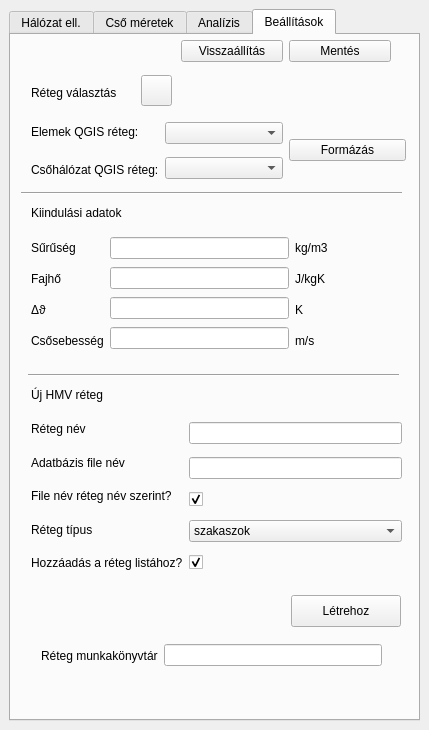
First picture: the form in hmv/hmv_widget.ui, repository cruizer/HMV-meretezes, before the edit.
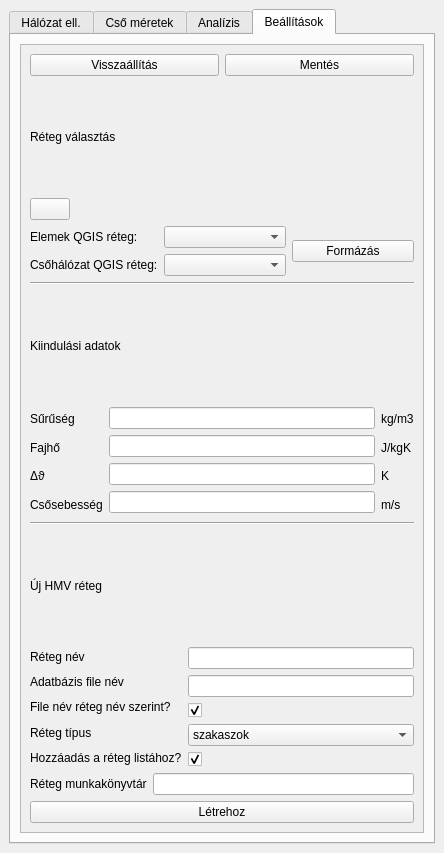
Second picture: the form after the edit. Icons and pictures are not drawn.

Commit message: Made layout more flexible for smaller screens; fixes #13

Diff of the .ui file:
```diff
--- a/hmv/hmv_widget.ui
+++ b/hmv/hmv_widget.ui
@@ -6,17 +6,35 @@
    <rect>
     <x>0</x>
     <y>0</y>
-    <width>429</width>
-    <height>730</height>
+    <width>444</width>
+    <height>853</height>
    </rect>
   </property>
+  <property name="sizePolicy">
+   <sizepolicy hsizetype="Ignored" vsizetype="Ignored">
+    <horstretch>0</horstretch>
+    <verstretch>0</verstretch>
+   </sizepolicy>
+  </property>
   <property name="windowTitle">
    <string>HMV Meretezes</string>
   </property>
   <widget class="QWidget" name="dockWidgetContents">
+   <property name="sizePolicy">
+    <sizepolicy hsizetype="Ignored" vsizetype="Ignored">
+     <horstretch>0</horstretch>
+     <verstretch>0</verstretch>
+    </sizepolicy>
+   </property>
    <layout class="QVBoxLayout" name="verticalLayout_2">
     <item>
      <widget class="QTabWidget" name="tabs_Wdg">
+      <property name="sizePolicy">
+       <sizepolicy hsizetype="Ignored" vsizetype="Ignored">
+        <horstretch>0</horstretch>
+        <verstretch>0</verstretch>
+       </sizepolicy>
+      </property>
       <property name="tabShape">
        <enum>QTabWidget::Rounded</enum>
       </property>
@@ -353,18 +371,40 @@
        </widget>
       </widget>
       <widget class="QWidget" name="settings_tab">
+       <property name="sizePolicy">
+        <sizepolicy hsizetype="Ignored" vsizetype="Ignored">
+         <horstretch>0</horstretch>
+         <verstretch>0</verstretch>
+        </sizepolicy>
+       </property>
        <attribute name="title">
         <string>Beállítások</string>
        </attribute>
-       <widget class="QWidget" name="layoutWidget">
+       <layout class="QVBoxLayout" name="verticalLayout_13">
+        <item>
+         <widget class="QScrollArea" name="scrollArea">
+          <property name="sizePolicy">
+           <sizepolicy hsizetype="Ignored" vsizetype="Ignored">
+            <horstretch>0</horstretch>
+            <verstretch>0</verstretch>
+           </sizepolicy>
+          </property>
+          <property name="widgetResizable">
+           <bool>true</bool>
+          </property>
+          <widget class="QWidget" name="scrollAreaWidgetContents">
         <property name="geometry">
          <rect>
-          <x>170</x>
+             <x>0</x>
           <y>0</y>
-          <width>210</width>
-          <height>32</height>
-         </rect>
-        </property>
+             <width>402</width>
+             <height>754</height>
+            </rect>
+           </property>
+           <layout class="QVBoxLayout" name="verticalLayout_14">
+            <item>
+             <layout class="QHBoxLayout" name="horizontalLayout_11">
+              <item>
         <layout class="QHBoxLayout" name="horizontalLayout_4">
          <item>
           <widget class="QPushButton" name="resetSettings_btn">
@@ -381,16 +421,99 @@
           </widget>
          </item>
         </layout>
-       </widget>
-       <widget class="QWidget" name="layoutWidget">
-        <property name="geometry">
-         <rect>
-          <x>20</x>
-          <y>200</y>
-          <width>297</width>
-          <height>118</height>
-         </rect>
-        </property>
+              </item>
+             </layout>
+            </item>
+            <item>
+             <widget class="QLabel" name="label_17">
+              <property name="text">
+               <string>Réteg választás</string>
+              </property>
+             </widget>
+            </item>
+            <item>
+             <widget class="QPushButton" name="refreshLayers_btn">
+              <property name="sizePolicy">
+               <sizepolicy hsizetype="Fixed" vsizetype="Fixed">
+                <horstretch>0</horstretch>
+                <verstretch>0</verstretch>
+               </sizepolicy>
+              </property>
+              <property name="baseSize">
+               <size>
+                <width>0</width>
+                <height>0</height>
+               </size>
+              </property>
+              <property name="layoutDirection">
+               <enum>Qt::LeftToRight</enum>
+              </property>
+              <property name="styleSheet">
+               <string notr="true">border-image : url(:/refresh/refresh.svg) 0 0 0 0 stretch stretch;</string>
+              </property>
+              <property name="text">
+               <string/>
+              </property>
+             </widget>
+            </item>
+            <item>
+             <layout class="QHBoxLayout" name="horizontalLayout_6">
+              <item>
+               <layout class="QVBoxLayout" name="verticalLayout_8">
+                <item>
+                 <widget class="QLabel" name="label_15">
+                  <property name="text">
+                   <string>Elemek QGIS réteg:</string>
+                  </property>
+                 </widget>
+                </item>
+                <item>
+                 <widget class="QLabel" name="label_16">
+                  <property name="text">
+                   <string>Csőhálózat QGIS réteg:</string>
+                  </property>
+                 </widget>
+                </item>
+               </layout>
+              </item>
+              <item>
+               <layout class="QVBoxLayout" name="verticalLayout_9">
+                <item>
+                 <widget class="QComboBox" name="nodeLayerSelect_combo"/>
+                </item>
+                <item>
+                 <widget class="QComboBox" name="pipeLayerSelect_combo"/>
+                </item>
+               </layout>
+              </item>
+              <item>
+               <layout class="QVBoxLayout" name="verticalLayout_10">
+                <item>
+                 <widget class="QPushButton" name="formatLayers_btn">
+                  <property name="text">
+                   <string>Formázás</string>
+                  </property>
+                 </widget>
+                </item>
+               </layout>
+              </item>
+             </layout>
+            </item>
+            <item>
+             <widget class="Line" name="line_2">
+              <property name="orientation">
+               <enum>Qt::Horizontal</enum>
+              </property>
+             </widget>
+            </item>
+            <item>
+             <widget class="QLabel" name="label_14">
+              <property name="text">
+               <string>Kiindulási adatok</string>
+              </property>
+             </widget>
+            </item>
+            <item>
         <layout class="QHBoxLayout" name="horizontalLayout_5">
          <item>
           <layout class="QVBoxLayout" name="verticalLayout_4">
@@ -473,148 +596,22 @@
           </layout>
          </item>
         </layout>
-       </widget>
-       <widget class="QLabel" name="label_14">
-        <property name="geometry">
-         <rect>
-          <x>20</x>
-          <y>170</y>
-          <width>121</width>
-          <height>16</height>
-         </rect>
-        </property>
-        <property name="text">
-         <string>Kiindulási adatok</string>
-        </property>
-       </widget>
-       <widget class="QLabel" name="label_17">
-        <property name="geometry">
-         <rect>
-          <x>20</x>
-          <y>50</y>
-          <width>101</width>
-          <height>16</height>
-         </rect>
-        </property>
-        <property name="text">
-         <string>Réteg választás</string>
-        </property>
-       </widget>
-       <widget class="QPushButton" name="refreshLayers_btn">
-        <property name="geometry">
-         <rect>
-          <x>130</x>
-          <y>40</y>
-          <width>31</width>
-          <height>31</height>
-         </rect>
-        </property>
-        <property name="styleSheet">
-         <string notr="true">border-image : url(:/refresh/refresh.svg) 0 0 0 0 stretch stretch;</string>
-        </property>
-        <property name="text">
-         <string/>
-        </property>
-       </widget>
-       <widget class="QWidget" name="layoutWidget">
-        <property name="geometry">
-         <rect>
-          <x>20</x>
-          <y>80</y>
-          <width>375</width>
-          <height>71</height>
-         </rect>
-        </property>
-        <layout class="QHBoxLayout" name="horizontalLayout_6">
-         <item>
-          <layout class="QVBoxLayout" name="verticalLayout_8">
-           <item>
-            <widget class="QLabel" name="label_15">
-             <property name="text">
-              <string>Elemek QGIS réteg:</string>
-             </property>
-            </widget>
            </item>
            <item>
-            <widget class="QLabel" name="label_16">
-             <property name="text">
-              <string>Csőhálózat QGIS réteg:</string>
-             </property>
-            </widget>
-           </item>
-          </layout>
-         </item>
-         <item>
-          <layout class="QVBoxLayout" name="verticalLayout_9">
-           <item>
-            <widget class="QComboBox" name="nodeLayerSelect_combo"/>
-           </item>
-           <item>
-            <widget class="QComboBox" name="pipeLayerSelect_combo"/>
-           </item>
-          </layout>
-         </item>
-         <item>
-          <layout class="QVBoxLayout" name="verticalLayout_10">
-           <item>
-            <widget class="QPushButton" name="formatLayers_btn">
-             <property name="text">
-              <string>Formázás</string>
-             </property>
-            </widget>
-           </item>
-          </layout>
-         </item>
-        </layout>
-       </widget>
-       <widget class="Line" name="line_2">
-        <property name="geometry">
-         <rect>
-          <x>10</x>
-          <y>150</y>
-          <width>381</width>
-          <height>16</height>
-         </rect>
-        </property>
+             <widget class="Line" name="line_3">
         <property name="orientation">
          <enum>Qt::Horizontal</enum>
         </property>
        </widget>
+            </item>
+            <item>
        <widget class="QLabel" name="label_18">
-        <property name="geometry">
-         <rect>
-          <x>20</x>
-          <y>350</y>
-          <width>81</width>
-          <height>20</height>
-         </rect>
-        </property>
         <property name="text">
          <string>Új HMV réteg</string>
         </property>
        </widget>
-       <widget class="Line" name="line_3">
-        <property name="geometry">
-         <rect>
-          <x>17</x>
-          <y>330</y>
-          <width>371</width>
-          <height>20</height>
-         </rect>
-        </property>
-        <property name="orientation">
-         <enum>Qt::Horizontal</enum>
-        </property>
-       </widget>
-       <widget class="QWidget" name="horizontalLayoutWidget">
-        <property name="geometry">
-         <rect>
-          <x>20</x>
-          <y>380</y>
-          <width>371</width>
-          <height>162</height>
-         </rect>
-        </property>
+            </item>
+            <item>
         <layout class="QHBoxLayout" name="horizontalLayout_7">
          <item>
           <layout class="QVBoxLayout" name="verticalLayout_11">
@@ -700,16 +697,8 @@
           </layout>
          </item>
         </layout>
-       </widget>
-       <widget class="QWidget" name="horizontalLayoutWidget_2">
-        <property name="geometry">
-         <rect>
-          <x>30</x>
-          <y>600</y>
-          <width>341</width>
-          <height>41</height>
-         </rect>
-        </property>
+            </item>
+            <item>
         <layout class="QHBoxLayout" name="horizontalLayout_10">
          <item>
           <widget class="QLabel" name="label_24">
@@ -722,20 +711,19 @@
           <widget class="QLineEdit" name="layerWorkingDirectory_txtField"/>
          </item>
         </layout>
-       </widget>
+            </item>
+            <item>
        <widget class="QPushButton" name="createNewLayer_btn">
-        <property name="geometry">
-         <rect>
-          <x>280</x>
-          <y>560</y>
-          <width>110</width>
-          <height>32</height>
-         </rect>
-        </property>
         <property name="text">
          <string>Létrehoz</string>
         </property>
        </widget>
+            </item>
+           </layout>
+          </widget>
+         </widget>
+        </item>
+       </layout>
       </widget>
      </widget>
     </item>
```
Left out of the diff: 34 changed lines with no effect on the pictures. Lines whose indentation alone changed are shown as unchanged. The commit also changes 1 other file.
